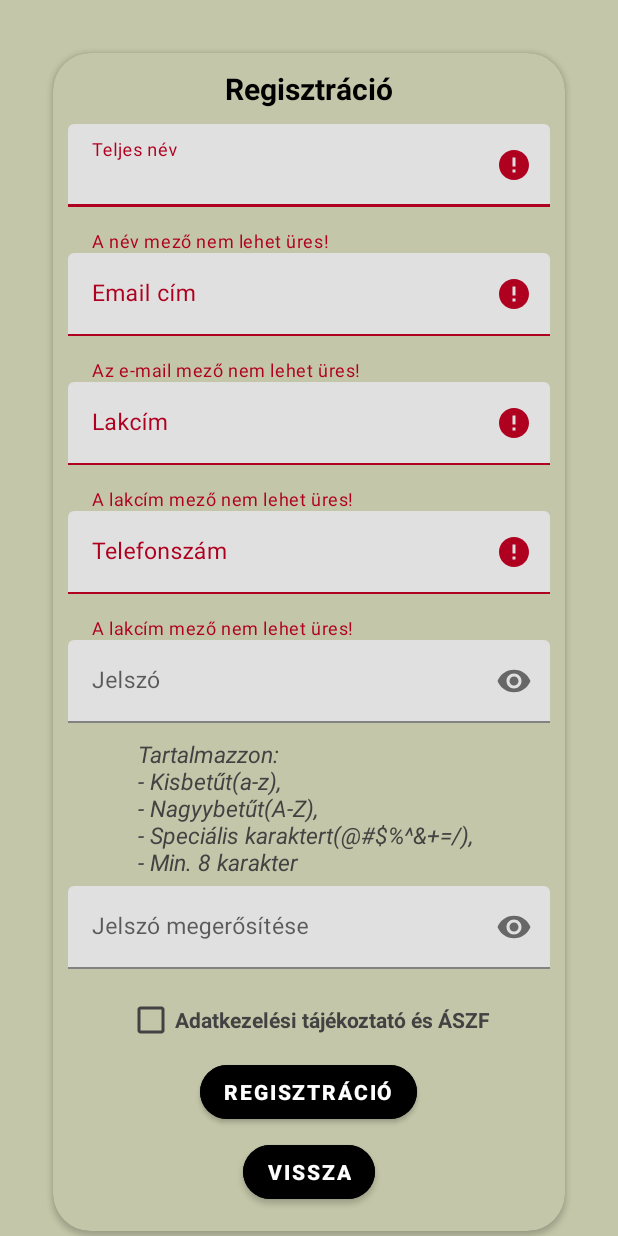
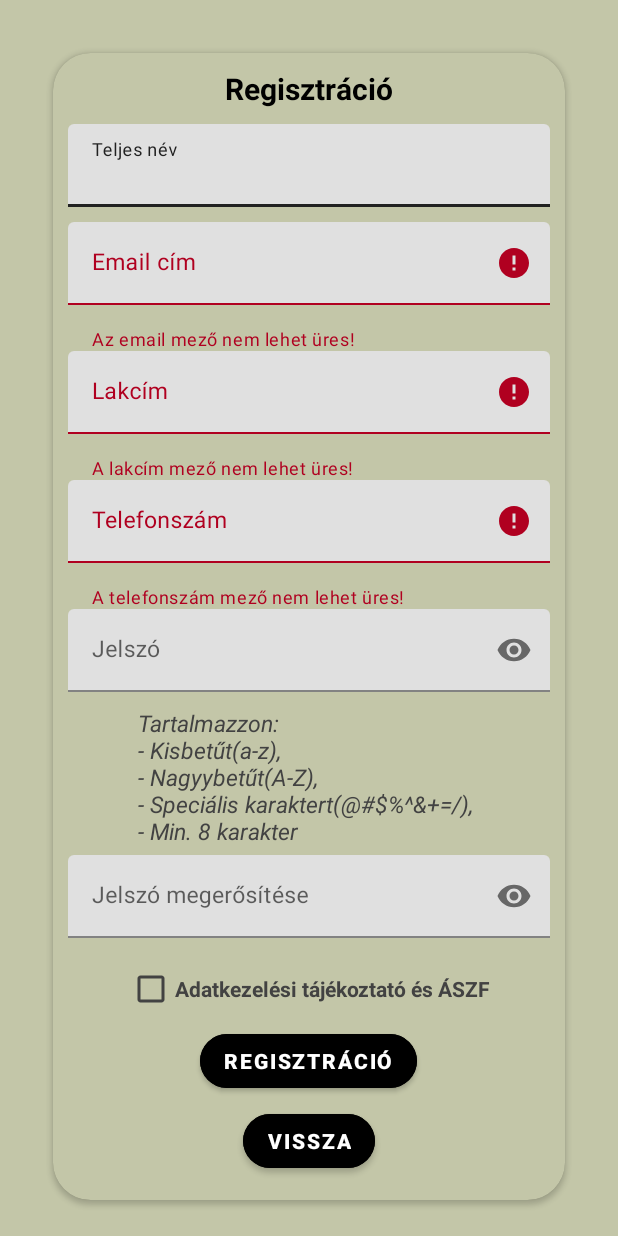
Before and after one commit to HaRiZi2023/AZ_Menhely, an Android app: the RegisterActivity screen opened directly, with no data from a screen before it, after a tap on "REGISZTRÁCIÓ", on a phone screen of 412 x 824 dp. Run offline under Robolectric (Android 15) with nearby library versions, the phone set to English and light mode, and no system bars.

Commit message:
Hiba üzenetek javítása (email cím, backend)

```diff
--- a/Android/AnimalRescue/app/src/main/java/com/example/animalrescue/RegisterActivity.java
+++ b/Android/AnimalRescue/app/src/main/java/com/example/animalrescue/RegisterActivity.java
@@ -102,12 +102,12 @@ public class RegisterActivity extends AppCompatActivity {
                 String password2 = textInputEditTextPasswordRegister2.getText().toString().trim();
 
                 if (name.isEmpty()){
-                    textInputLayoutNameRegister.setError("A név mező nem lehet üres!");
+                    textInputLayoutNameRegister.setError("");
                 }else{
                     textInputLayoutNameRegister.setError(null);
                 }
                 if (email.isEmpty()) {
-                    textInputLayoutEmailRegister.setError("Az e-mail mező nem lehet üres!");
+                    textInputLayoutEmailRegister.setError("Az email mező nem lehet üres!");
                 }else{
                     textInputLayoutEmailRegister.setError(null);
                 }
@@ -117,7 +117,7 @@ public class RegisterActivity extends AppCompatActivity {
                     textInputLayoutAddressRegister.setError(null);
                 }
                 if (phone.isEmpty()){
-                    textInputLayoutPhoneRegister.setError("A lakcím mező nem lehet üres!");
+                    textInputLayoutPhoneRegister.setError("A telefonszám mező nem lehet üres!");
                 }else{
                     textInputLayoutPhoneRegister.setError(null);
                 }
@@ -129,7 +129,7 @@ public class RegisterActivity extends AppCompatActivity {
                 }
                 if (!Patterns.EMAIL_ADDRESS.matcher(emailInput).matches()){
                     Toast.makeText(RegisterActivity.this,
-                            "Az emailcím formátuma nem megfelelő!", Toast.LENGTH_SHORT).show();
+                            "Az email cím formátuma nem megfelelő!", Toast.LENGTH_SHORT).show();
                     return;
                 }
                 if (!password.equals(password2)){
@@ -216,7 +216,7 @@ public class RegisterActivity extends AppCompatActivity {
             if (response.getResponseCode() >= 400) {
                 Log.d("Hiba",response.getContent());
 
-                //Toast.makeText(RegisterActivity.this, "Hiba történt a kérés feldolgozása során", Toast.LENGTH_SHORT).show();
+                Toast.makeText(RegisterActivity.this, "Hiba történt a kérés feldolgozása során", Toast.LENGTH_SHORT).show();
                 return;
             }
             if (requestType.equals("POST")) {
```
